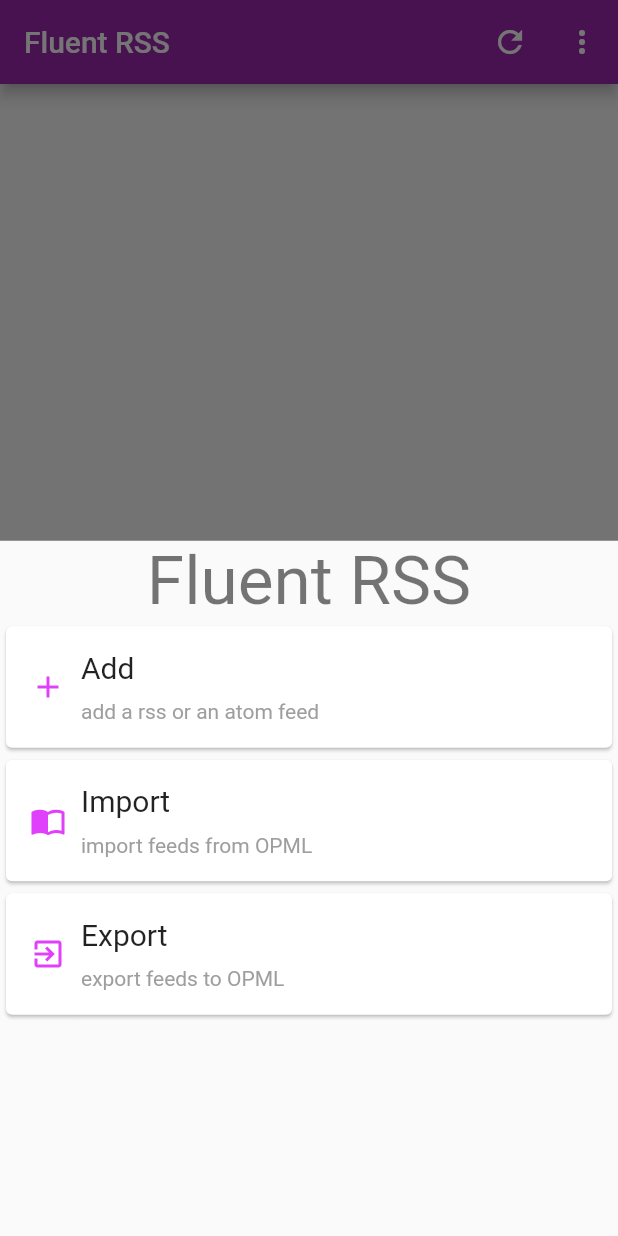
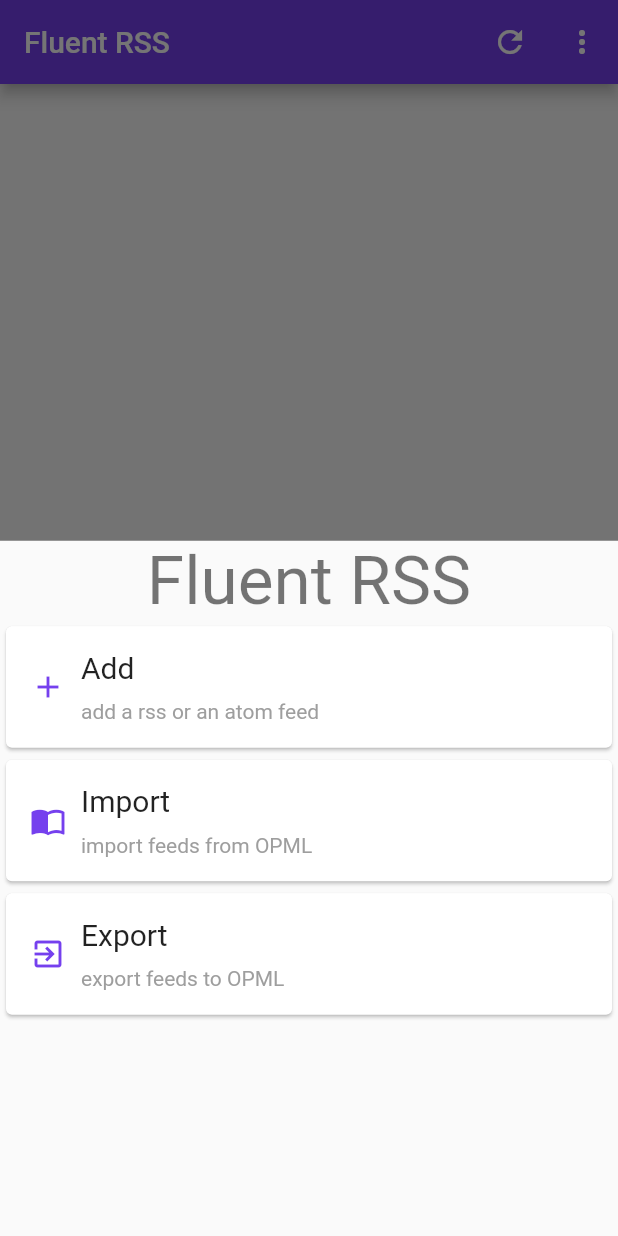
Before and after one commit to jevi061/fluent_rss, a Flutter app: the screen it shows after launch, after a tap on the "more vert" icon, on a phone screen of 412 x 824 dp. Run offline on Flutter 3.47's test engine with Material 2 defaults, Android fonts, the phone set to English and light mode, and no system bars; our stand-ins replace bloc, cached_network_image, dio, equatable, file_picker, flutter_bloc and 9 more; missing offline and left inert: file_saver, opml, opmlparser, webfeed; accounts and stored records are empty.

Commit message:
update primary color

```diff
--- a/lib/theme/global_theme.dart
+++ b/lib/theme/global_theme.dart
@@ -3,7 +3,7 @@
 class GlobalTheme {
   static ThemeData get light {
     return ThemeData.light().copyWith(
-        iconTheme: IconThemeData(color: Colors.purpleAccent),
-        colorScheme: ColorScheme.light().copyWith(primary: Colors.purple));
+        iconTheme: IconThemeData(color: Color(0xff7540ee)),
+        colorScheme: ColorScheme.light().copyWith(primary: Color(0xff7540ee)));
   }
 }
```
